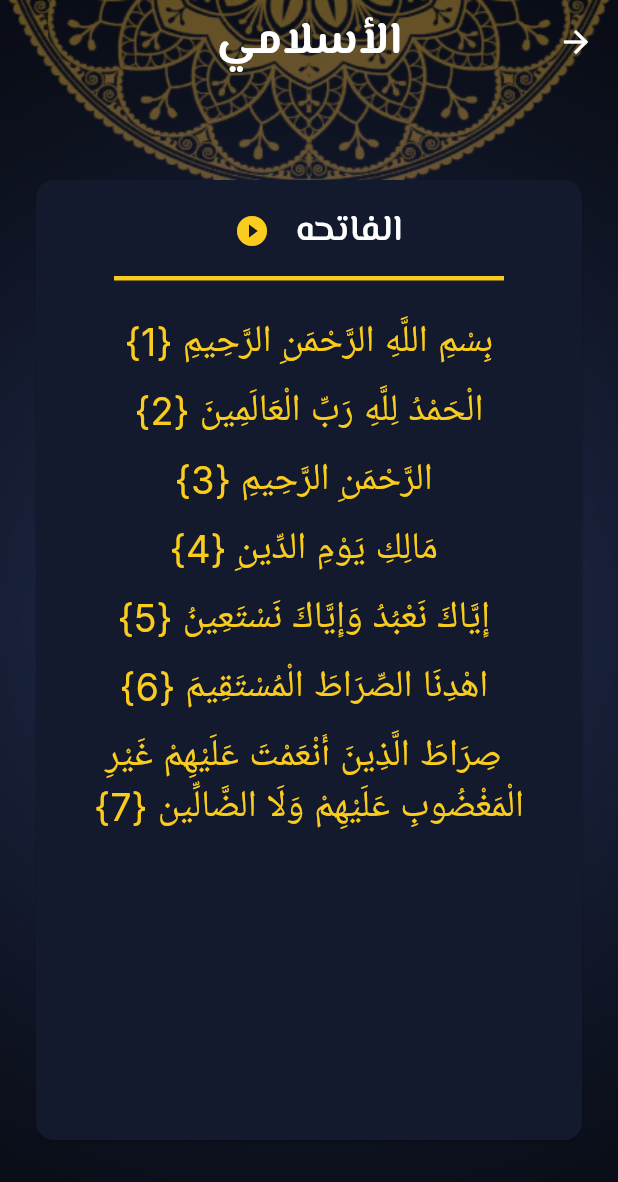
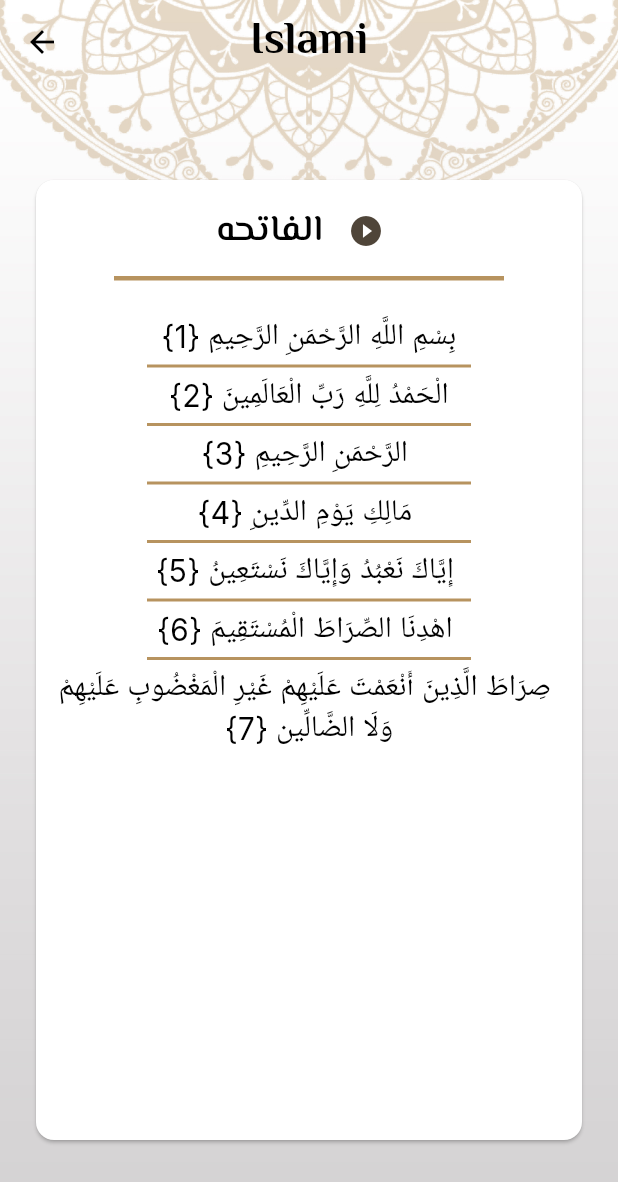
Before and after one commit to Mohamedkheira/islami-app, a Flutter app: the screen it shows after launch, after a tap on "الفاتحه", on a phone screen of 412 x 824 dp. Shown: the top 1182 px of the screen. Run offline on Flutter 3.47's test engine with Material 3 defaults, Android fonts, the phone set to English and light mode, and no system bars.

Commit message:
feat: settings

```diff
--- a/lib/components/bottom_nav_item.dart
+++ b/lib/components/bottom_nav_item.dart
@@ -3,12 +3,13 @@ import 'package:isalmi/ui_utiles.dart';
 
 class BottomNavItem extends BottomNavigationBarItem {
   BottomNavItem({
-    required String iconPath,
     required String title,
     required Color backgroundColor,
+    String? iconPath,
+    Icon? mainIcon,
   })
     : super(
-        icon: ImageIcon(AssetImage(getImage(iconPath))),
+        icon: mainIcon ?? ImageIcon(AssetImage(getImage(iconPath??"don't fined"))),
         label: title,
         backgroundColor: backgroundColor,
       );
--- a/lib/l10n/app_ar.arb
+++ b/lib/l10n/app_ar.arb
@@ -6,5 +6,6 @@
   "quranTab": "قرآن",
   "hadethTab": "حديث",
   "sebhaTab": "التسبيح",
-  "radioTab": "راديو"
+  "radioTab": "راديو",
+  "settingsTab": "الأعدادات"
 }
--- a/lib/l10n/app_en.arb
+++ b/lib/l10n/app_en.arb
@@ -6,5 +6,6 @@
   "quranTab": "Quran",
   "hadethTab": "Hadeth",
   "sebhaTab": "Sebha",
-  "radioTab": "Radio"
+  "radioTab": "Radio",
+  "settingsTab": "Settings"
 }
--- a/lib/l10n/app_localizations.dart
+++ b/lib/l10n/app_localizations.dart
@@ -145,6 +145,12 @@ abstract class AppLocalizations {
   /// In en, this message translates to:
   /// **'Radio'**
   String get radioTab;
+
+  /// No description provided for @settingsTab.
+  ///
+  /// In en, this message translates to:
+  /// **'Settings'**
+  String get settingsTab;
 }
 
 class _AppLocalizationsDelegate
--- a/lib/l10n/app_localizations_ar.dart
+++ b/lib/l10n/app_localizations_ar.dart
@@ -31,4 +31,7 @@ class AppLocalizationsAr extends AppLocalizations {
 
   @override
   String get radioTab => 'راديو';
+
+  @override
+  String get settingsTab => 'الأعدادات';
 }
--- a/lib/l10n/app_localizations_en.dart
+++ b/lib/l10n/app_localizations_en.dart
@@ -31,4 +31,7 @@ class AppLocalizationsEn extends AppLocalizations {
 
   @override
   String get radioTab => 'Radio';
+
+  @override
+  String get settingsTab => 'Settings';
 }
--- a/lib/main.dart
+++ b/lib/main.dart
@@ -24,12 +24,12 @@ class MyApp extends StatelessWidget {
 
       // to do change the language
 
-      locale: Locale('ar'),
+      locale: Locale('en'),
 
       debugShowCheckedModeBanner: false,
       theme: MyThemeData.lightTheme,
       darkTheme: MyThemeData.darkTheme,
-      themeMode: ThemeMode.dark,
+      themeMode: ThemeMode.light,
       routes: {
         SplashScreen.routeName : (_) => SplashScreen(),
         HomeScreen.routeName : (_) => HomeScreen(),
--- a/lib/style/theme_data.dart
+++ b/lib/style/theme_data.dart
@@ -5,7 +5,7 @@ class MyThemeData {
   static final Color darkPrimary = Color(0XFF141A2E);
   static final Color darkSecondary = Color(0XFFFACC1D);
   static final Color whiteColor = Colors.white;
-  static bool isDark = true;
+  static bool isDark = false;
 
   static final ThemeData lightTheme = ThemeData(
     cardTheme: CardThemeData(
@@ -31,6 +31,9 @@ class MyThemeData {
     ),
     scaffoldBackgroundColor: Colors.transparent,
     appBarTheme: AppBarTheme(
+      iconTheme: IconThemeData(
+        color: Colors.black
+      ),
       color: Colors.transparent,
       centerTitle: true,
       titleTextStyle: TextStyle(
@@ -63,11 +66,20 @@ class MyThemeData {
         fontWeight: FontWeight.w700,
       ),
       bodyMedium: TextStyle(
+        color: Colors.black,
         fontFamily: 'Massiri',
         fontSize: 25,
         fontWeight: FontWeight.w600,
       ),
+
+      bodyLarge: TextStyle(
+        color: lightPrimary,
+        fontFamily: 'Massiri',
+        fontSize: 20,
+        fontWeight: FontWeight.w400,
+      ),
       bodySmall: TextStyle(
+        color: Colors.black,
         fontFamily: 'Inter',
         fontSize: 20,
         fontWeight: FontWeight.w400,
@@ -154,6 +166,12 @@ class MyThemeData {
         fontSize: 25,
         fontWeight: FontWeight.w400,
       ),
+      bodyLarge: TextStyle(
+        color: darkSecondary,
+        fontFamily: 'Massiri',
+        fontSize: 20,
+        fontWeight: FontWeight.w400,
+      ),
     ),
   );
 }
--- a/lib/ui/home/home_screen.dart
+++ b/lib/ui/home/home_screen.dart
@@ -4,6 +4,7 @@ import 'package:isalmi/ui/home/tabs/hadeth/hadeth_tab.dart';
 import 'package:isalmi/ui/home/tabs/quran/quran_tab.dart';
 import 'package:isalmi/ui/home/tabs/radio/radio_tab.dart';
 import 'package:isalmi/ui/home/tabs/sebha/sebha_tab.dart';
+import 'package:isalmi/ui/home/tabs/settings/settings_tab.dart';
 
 import '../../components/bottom_nav_item.dart';
 import '../../ui_utiles.dart';
@@ -23,6 +24,7 @@ class _HomeScreenState extends State<HomeScreen> {
     HadethTab(),
     SebhaTab(),
     RadioTab(),
+    SettingsTab(),
   ];
   int selectIndex =0;
 
@@ -58,6 +60,11 @@ class _HomeScreenState extends State<HomeScreen> {
             title: appTranslate(context).radioTab,
             backgroundColor: Theme.of(context).colorScheme.primary
           ),
+          BottomNavItem(
+              mainIcon: Icon(Icons.settings),
+              title: appTranslate(context).settingsTab,
+              backgroundColor: Theme.of(context).colorScheme.primary
+          ),
         ],
       ),
     )
```
Also changed, not shown: lib/ui/home/tabs/settings/button_sheet/language_button_sheet.dart (added, +41 -0 lines), lib/ui/home/tabs/settings/button_sheet/theme_button_sheet.dart (added, +41 -0 lines), lib/ui/home/tabs/settings/settings_tab.dart (added, +84 -0 lines).
